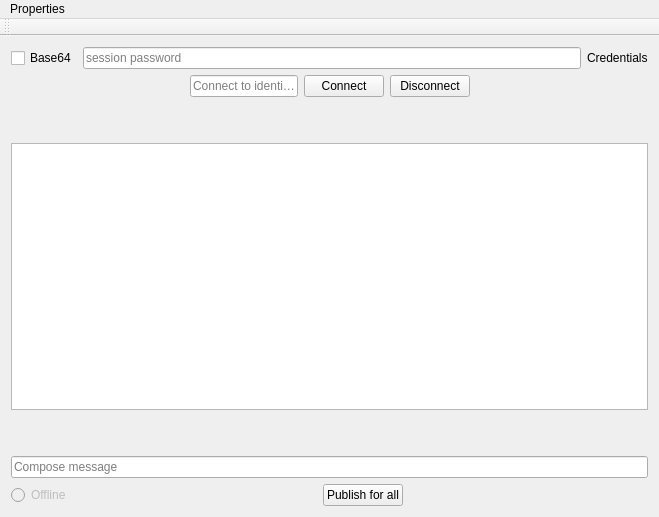
blabu/CommunicationUI, file mainwindow.ui: the form before one commit.
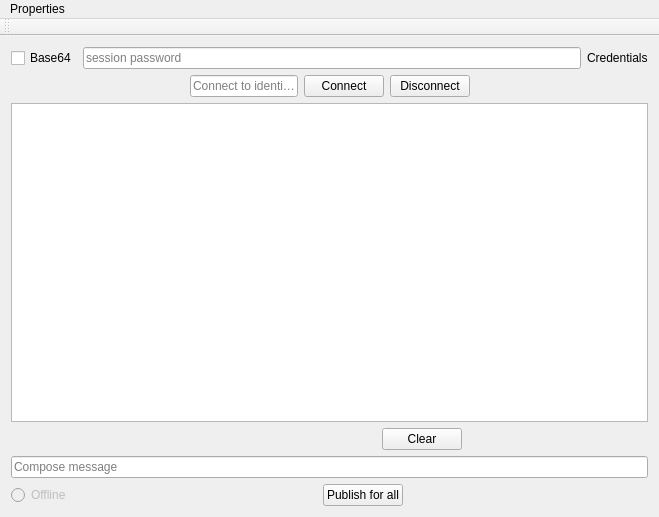
The form after the commit.

Patch:
```diff
--- a/mainwindow.ui
+++ b/mainwindow.ui
@@ -161,22 +161,6 @@
         </item>
        </layout>
       </item>
-      <item>
-       <spacer name="verticalSpacer_2">
-        <property name="orientation">
-         <enum>Qt::Vertical</enum>
-        </property>
-        <property name="sizeType">
-         <enum>QSizePolicy::Fixed</enum>
-        </property>
-        <property name="sizeHint" stdset="0">
-         <size>
-          <width>20</width>
-          <height>40</height>
-         </size>
-        </property>
-       </spacer>
-      </item>
       <item>
        <widget class="QTextBrowser" name="receivedMsg">
         <property name="sizePolicy">
@@ -188,20 +172,54 @@
        </widget>
       </item>
       <item>
-       <spacer name="verticalSpacer">
+       <layout class="QHBoxLayout" name="horizontalLayout_5">
+        <item>
+         <spacer name="horizontalSpacer_6">
         <property name="orientation">
-         <enum>Qt::Vertical</enum>
-        </property>
-        <property name="sizeType">
-         <enum>QSizePolicy::Fixed</enum>
-        </property>
+           <enum>Qt::Horizontal</enum>
+          </property>
+          <property name="sizeHint" stdset="0">
+           <size>
+            <width>40</width>
+            <height>20</height>
+           </size>
+          </property>
+         </spacer>
+        </item>
+        <item>
+         <spacer name="horizontalSpacer_3">
+          <property name="orientation">
+           <enum>Qt::Horizontal</enum>
+          </property>
         <property name="sizeHint" stdset="0">
          <size>
-          <width>20</width>
-          <height>40</height>
+            <width>40</width>
+            <height>20</height>
          </size>
         </property>
        </spacer>
+        </item>
+        <item>
+         <widget class="QPushButton" name="clearBtn">
+          <property name="text">
+           <string>Clear</string>
+          </property>
+         </widget>
+        </item>
+        <item>
+         <spacer name="horizontalSpacer_7">
+          <property name="orientation">
+           <enum>Qt::Horizontal</enum>
+          </property>
+          <property name="sizeHint" stdset="0">
+           <size>
+            <width>40</width>
+            <height>20</height>
+           </size>
+          </property>
+         </spacer>
+        </item>
+       </layout>
       </item>
       <item>
        <widget class="QLineEdit" name="transmitMsg">
```
Lines whose indentation alone changed are shown as unchanged.
